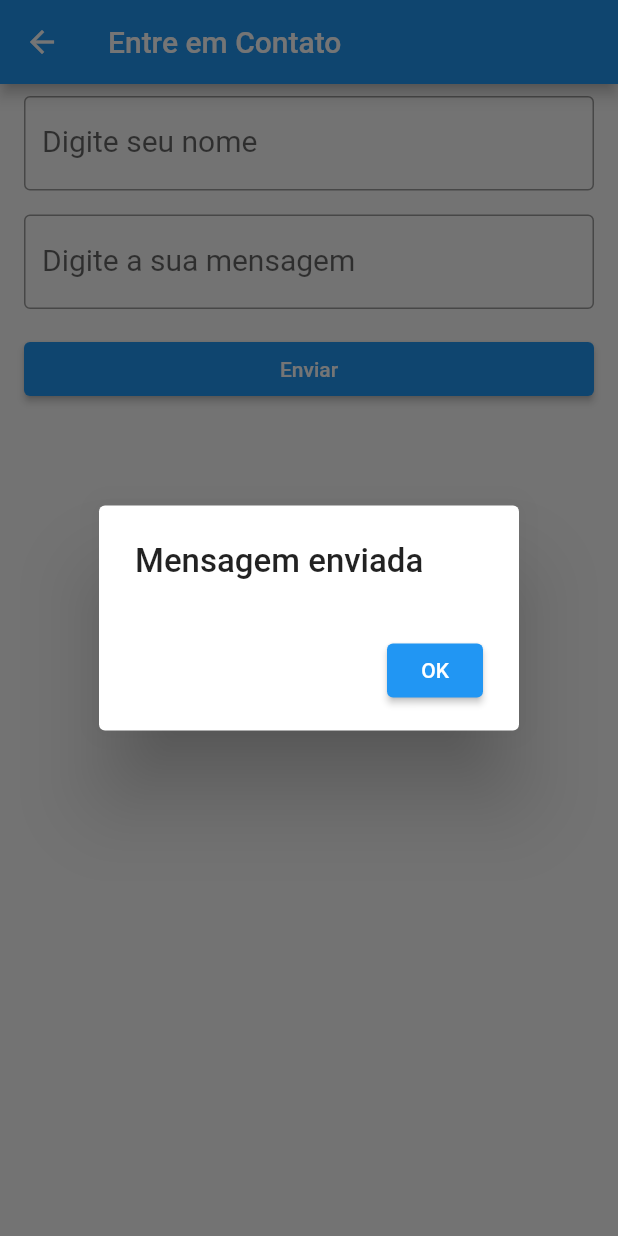
After one commit to JaimeBaldin/App_IMC, a Flutter app: the Contato screen opened directly, after a tap on "Enviar", on a phone screen of 412 x 824 dp. The commit adds this screen. Run offline on Flutter 3.47's test engine with Material 2 defaults, Android fonts, the phone set to English and light mode, and no system bars; missing offline and left inert: mailer; statements that could not run were skipped.

Commit message:
criado pagina de contato e a pagina de calculo imc

```diff
--- a/lib/components/components.dart
+++ /dev/null
@@ -1,2 +0,0 @@
-export 'botao.dart';
-export 'campoTexto.dart';
--- a/lib/main.dart
+++ b/lib/main.dart
@@ -1,5 +1,5 @@
 import 'package:flutter/material.dart';
-import 'package:trabalho_02/pages/pages.dart';
+import 'package:trabalho_02/ui/pages/pages.dart';
 
 void main() {
   runApp(const MaterialApp(
--- a/lib/pages/pages.dart
+++ /dev/null
@@ -1,2 +0,0 @@
-export 'home_page.dart';
-export 'calcula_imc/calcula_imc.dart';
--- /dev/null
+++ b/lib/ui/components/campo_texto.dart
@@ -0,0 +1,30 @@
+import 'package:flutter/material.dart';
+
+class CampoDeTexto extends StatelessWidget {
+  final TextEditingController controlador;
+  final String texto;
+  final String? prefixo;
+  final TextInputType teclado;
+
+
+  const CampoDeTexto(this.controlador, this.texto,
+      {this.prefixo, this.teclado = TextInputType.number, Key? key}) : super(key: key);
+
+  @override
+  Widget build(BuildContext context) {
+    return Padding(
+      padding: const EdgeInsets.symmetric(vertical: 8, horizontal: 16),
+      child: TextField(
+        controller: controlador,
+        keyboardType: teclado,
+        decoration: InputDecoration(
+          labelText: texto,
+          prefixText: prefixo,
+          border: const OutlineInputBorder(),
+          labelStyle: const TextStyle(fontSize: 20),
+        ),
+        style: const TextStyle(fontSize: 20),
+      ),
+    );
+  }
+}
--- a/lib/components/campoTexto.dart
+++ b/lib/ui/components/campo_texto_mensagem.dart
@@ -1,12 +1,13 @@
 import 'package:flutter/material.dart';
 
-class CampoDeTexto extends StatelessWidget {
+class CampoDeMensagem extends StatelessWidget {
   final TextEditingController controlador;
   final String texto;
   final String? prefixo;
   final TextInputType teclado;
 
-  const CampoDeTexto(this.controlador, this.texto,
+
+  const CampoDeMensagem(this.controlador, this.texto,
       {this.prefixo, this.teclado = TextInputType.number, Key? key}) : super(key: key);
 
   @override
--- /dev/null
+++ b/lib/ui/components/components.dart
@@ -0,0 +1,2 @@
+export 'botao.dart';
+export 'campo_texto.dart';
--- /dev/null
+++ b/lib/ui/pages/calcula_imc/widgets/enviar_email_imc.dart
@@ -0,0 +1,19 @@
+import 'package:flutter/material.dart';
+import 'package:mailer/mailer.dart';
+import 'package:mailer/smtp_server.dart';
+
+void enviarEmailImc (BuildContext context, nome, email, resultado ) async {
+  const usuario = "seu email";
+  const senha = "senha";
+
+
+  final smtpServer = gmail(usuario, senha);
+
+  final mensagemEmail = Message()
+    ..from = const Address(usuario, "Contato")
+    ..recipients.add(email)
+    ..subject = "Resultado do seu IMC"
+    ..text = """Nome: $nome, $email, $resultado """;
+
+  await send(mensagemEmail, smtpServer);
+}
--- /dev/null
+++ b/lib/ui/pages/calcula_imc/widgets/fazer_calculo.dart
@@ -0,0 +1,44 @@
+
+
+import 'package:flutter/material.dart';
+import 'package:trabalho_02/ui/components/components.dart';
+
+
+void calculaImc (BuildContext context,  pesotxt,  alturatxt) {
+  double peso = double.tryParse(pesotxt.replaceAll(',', '.')) ?? 0;
+  double altura = double.tryParse(alturatxt.replaceAll(',', '.')) ?? 0;
+
+  double resultado = peso / (altura * altura);
+
+
+  if (resultado < 18.6) {
+    _mensagem(context,'Seu IMC está abaixo do peso ${resultado.toStringAsFixed(2)}');
+  } else if (resultado >= 18.6 && resultado <= 24.9) {
+    _mensagem(context,'Seu IMC está no peso ideal ${resultado.toStringAsFixed(2)}');
+  } else if (resultado >= 24.9 && resultado <= 29.9) {
+    _mensagem(context,'Seu IMC está levemente acima do peso ${resultado.toStringAsFixed(2)}');
+  } else if (resultado >= 29.9&& resultado <= 34.9) {
+    _mensagem(context,'Seu IMC está obesidade grau I ${resultado.toStringAsFixed(2)}');
+  } else if (resultado >= 34.9 && resultado <= 39.9) {
+    _mensagem(context,'Seu IMC está obesidade grau II ${resultado.toStringAsFixed(2)}');
+  } else if (resultado >= 40) {
+    _mensagem(context,'Seu IMC está obesidade grau III ${resultado.toStringAsFixed(2)}');
+  } else {
+    _mensagem(context, 'Campo Peso ou Altura vazio');
+  }
+}
+
+void _mensagem(BuildContext context,String texto){
+  showDialog(
+      context: context,
+      builder: (context) {
+        return AlertDialog(
+          title: const Text('Resultado', style: TextStyle(fontSize: 22),),
+          content: Text(texto, style: const TextStyle(fontSize: 20),),
+          actions: [
+            BotaoQuadrado('OK', () { Navigator.pop(context); }),
+          ],
+        );
+      }
+  );
+}
--- /dev/null
+++ b/lib/ui/pages/contato/contato_page.dart
@@ -0,0 +1,37 @@
+import 'package:flutter/material.dart';
+import 'package:trabalho_02/ui/components/campo_texto_mensagem.dart';
+import 'package:trabalho_02/ui/components/components.dart';
+import 'package:trabalho_02/ui/pages/contato/widgets/enviar_email_mensagem.dart';
+
+class Contato extends StatefulWidget {
+  const Contato({Key? key}) : super(key: key);
+
+  @override
+  _ContatoState createState() => _ContatoState();
+}
+  final _nomeController = TextEditingController();
+  final _mensagem = TextEditingController();
+
+class _ContatoState extends State<Contato> {
+  @override
+  Widget build(BuildContext context) {
+    return Scaffold(
+      appBar: AppBar(
+        title: Text("Entre em Contato"),
+      ),
+      body: ListView(
+        children: [
+          CampoDeTexto(_nomeController, "Digite seu nome", teclado: TextInputType.text),
+          CampoDeMensagem(_mensagem, "Digite a sua mensagem",teclado: TextInputType.text),
+          BotaoQuadrado("Enviar",() {
+            enviarEmailMensagem(context, _nomeController, _mensagem);
+            setState(() {
+              _mensagem.clear();
+              _nomeController.clear();
+            });
+          }),
+        ],
+      ),
+    );
+  }
+}
--- /dev/null
+++ b/lib/ui/pages/contato/widgets/enviar_email_mensagem.dart
@@ -0,0 +1,39 @@
+import 'package:flutter/material.dart';
+import 'package:mailer/mailer.dart';
+import 'package:mailer/smtp_server.dart';
+import 'package:trabalho_02/ui/components/components.dart';
+
+void enviarEmailMensagem (BuildContext context, nome, mensagem) async {
+  const usuario = "seu email";
+  const senha = "senha";
+
+
+  final smtpServer = gmail(usuario, senha);
+
+  final mensagemEmail = Message()
+    ..from = const Address(usuario, "Contato")
+    ..recipients.add(usuario)
+    ..subject = "Mensagem do App"
+    ..text = 'Olá ${nome}, ${mensagem}';
+
+
+ try {
+  final sendReport = await send(mensagemEmail, smtpServer);
+  showDialog(
+    context: context,
+    builder: (context) {
+      return AlertDialog(
+        title: Text('Mensagem enviada', style: TextStyle(fontSize: 22),),
+        actions: [
+          BotaoQuadrado('OK', () {Navigator.pop(context);}),
+        ],
+      );
+    }
+  );
+ } on MailerException catch (e) {
+   print('Erro ao enviar.');
+   for (var p in e.problems) {
+     print('Erro: ${p.code}: ${p.msg}');
+   }
+ }
+}
--- /dev/null
+++ b/lib/ui/pages/pages.dart
@@ -0,0 +1,3 @@
+export 'home_page.dart';
+export 'calcula_imc/calcula_imc.dart';
+export 'contato/contato_page.dart';
--- a/pubspec.yaml
+++ b/pubspec.yaml
@@ -34,6 +34,7 @@ dependencies:
   # The following adds the Cupertino Icons font to your application.
   # Use with the CupertinoIcons class for iOS style icons.
   cupertino_icons: ^1.0.2
+  mailer: ^5.1.0
 
 dev_dependencies:
   flutter_test:
```
Also changed, not shown: lib/pages/calcula_imc/calcula_imc.dart (deleted, +0 -31 lines), lib/pages/calcula_imc/widgets/fazer_calculo.dart (deleted, +0 -61 lines), lib/ui/pages/calcula_imc/calcula_imc.dart (added, +43 -0 lines), lib/ui/pages/home_page.dart (renamed from lib/pages/home_page.dart, +13 -2 lines), lib/ui/components/botao.dart (renamed from lib/components/botao.dart), pubspec.lock.
